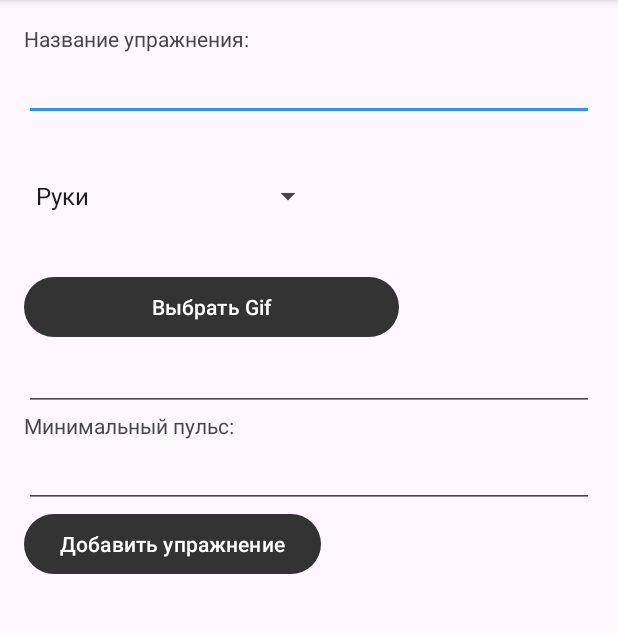
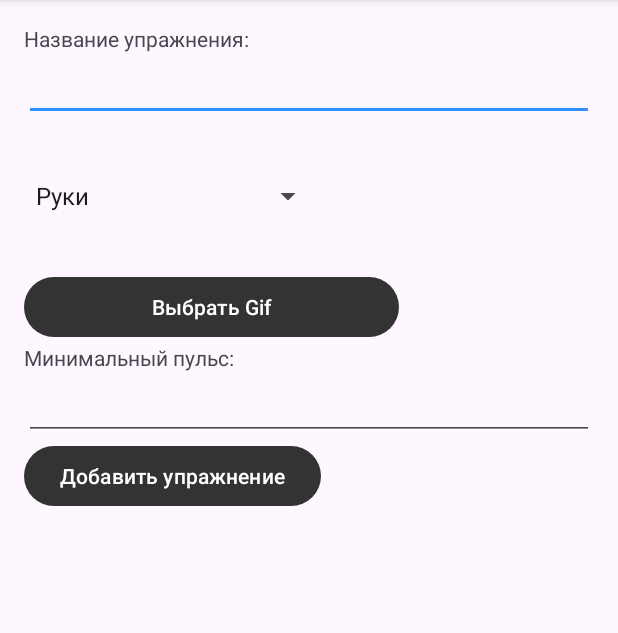
Before and after one commit to by5ya/fitness-app, an Android app: the AddExerciseActivity screen opened directly, with no data from a screen before it, after a tap on "Выбрать Gif", on a phone screen of 412 x 824 dp, the part 96-729 px from its top. Run offline under Robolectric (Android 15) with nearby library versions, the phone set to English and light mode, and no system bars.

Commit message:
exercise gifs added, data generating fixed

```diff
--- a/app/build.gradle.kts
+++ b/app/build.gradle.kts
@@ -43,5 +43,7 @@ dependencies {
     implementation(platform("com.google.firebase:firebase-bom:33.10.0"))
     implementation("com.google.firebase:firebase-analytics")
     implementation("com.google.android.gms:play-services-nearby:18.2.0")
+    implementation ("com.github.bumptech.glide:glide:4.12.0")
+    annotationProcessor ("com.github.bumptech.glide:compiler:4.12.0")
 
 }
--- a/app/src/main/AndroidManifest.xml
+++ b/app/src/main/AndroidManifest.xml
@@ -26,7 +26,7 @@
         android:theme="@style/Theme.Fitnessapp"
         tools:targetApi="tiramisu">
         <activity
-            android:name=".LoginActivity"
+            android:name=".MainActivity"
             android:exported="true">
             <intent-filter>
                 <action android:name="android.intent.action.MAIN" />
@@ -40,13 +40,13 @@
             android:name=".DoingExercise"
             android:exported="false"/>
         <activity
-            android:name=".MainActivity"
+            android:name=".ExerciseListActivity"
             android:exported="false"/>
         <activity
             android:name=".AddExerciseActivity"
             android:exported="false"/>
         <activity
-            android:name=".ExerciseListActivity"
+            android:name=".LoginActivity"
             android:exported="false"/>
     </application>
 
--- a/app/src/main/java/com/example/fitness_app/AddExerciseActivity.java
+++ b/app/src/main/java/com/example/fitness_app/AddExerciseActivity.java
@@ -1,8 +1,10 @@
 package com.example.fitness_app;
 
+import android.content.Context;
 import android.content.Intent;
 import android.graphics.Bitmap;
 import android.graphics.BitmapFactory;
+import android.media.MediaScannerConnection;
 import android.net.Uri;
 import android.os.Bundle;
 import android.provider.MediaStore;
@@ -24,7 +26,7 @@ import java.io.InputStream;
 
 public class AddExerciseActivity extends AppCompatActivity {
 
-    private EditText editTextName, editTextMinPulse, editTextGifPath;
+    private EditText editTextName, editTextMinPulse;
     private static final int PICK_IMAGE_REQUEST = 1;
     private Button buttonAddExercise, buttonChooseGif;
     private DatabaseHelper dbHelper;
@@ -47,7 +49,6 @@ public class AddExerciseActivity extends AppCompatActivity {
         editTextName = findViewById(R.id.editTextName);
         buttonChooseGif = findViewById(R.id.buttonChooseGif);
         editTextMinPulse = findViewById(R.id.editTextMinPulse);
-        editTextGifPath = findViewById(R.id.editTextGifPath);
         buttonAddExercise = findViewById(R.id.buttonAddExercise);
 
         dbHelper = new DatabaseHelper(this);
@@ -97,12 +98,14 @@ public class AddExerciseActivity extends AppCompatActivity {
             }
         });
     }
+
     private void openGallery() {
-        Intent intent = new Intent(Intent.ACTION_PICK, MediaStore.Images.Media.EXTERNAL_CONTENT_URI);
+        // Открываем галерею для выбора GIF-файлов
+        Intent intent = new Intent(Intent.ACTION_GET_CONTENT);
         intent.setType("image/gif"); // Устанавливаем MIME-тип для выбора только GIF
+        intent.addCategory(Intent.CATEGORY_OPENABLE);
         startActivityForResult(intent, PICK_IMAGE_REQUEST);
     }
-
     @Override
     protected void onActivityResult(int requestCode, int resultCode, Intent data) {
         super.onActivityResult(requestCode, resultCode, data);
@@ -112,12 +115,6 @@ public class AddExerciseActivity extends AppCompatActivity {
             if (selectedImageUri != null) {
                 // Сохраняем GIF в внутреннее хранилище
                 String gifPath = saveGifToInternalStorage(selectedImageUri);
-                if (gifPath != null) {
-                    // Устанавливаем путь к GIF в EditText
-                    editTextGifPath.setText(gifPath);
-                } else {
-                    Log.e(TAG, "Failed to save GIF");
-                }
             } else {
                 Log.e(TAG, "Selected GIF URI is null");
             }
@@ -151,4 +148,14 @@ public class AddExerciseActivity extends AppCompatActivity {
             return null;
         }
     }
+    public void updateMediaDatabase(Context context, String filePath) {
+        MediaScannerConnection.scanFile(context, new String[]{filePath}, null, new MediaScannerConnection.OnScanCompletedListener() {
+            @Override
+            public void onScanCompleted(String path, Uri uri) {
+                // Здесь вы можете обработать результат сканирования, если это необходимо
+                Log.i("MediaScanner", "Scanned " + path + ":");
+                Log.i("MediaScanner", "-> uri=" + uri);
+            }
+        });
+    }
 }
--- a/app/src/main/res/layout/add_exercise.xml
+++ b/app/src/main/res/layout/add_exercise.xml
@@ -25,11 +25,7 @@
         android:layout_width="250dp"
         android:layout_height="wrap_content"
         android:text="Выбрать Gif" />
-    <EditText
-        android:id="@+id/editTextGifPath"
-        android:layout_width="match_parent"
-        android:layout_height="wrap_content">
-    </EditText>
+
 
     <TextView
         android:layout_width="wrap_content"
--- a/app/src/main/res/layout/doing_exercise.xml
+++ b/app/src/main/res/layout/doing_exercise.xml
@@ -12,6 +12,11 @@
         android:layout_height="wrap_content"
         android:textSize="24sp"
         android:textStyle="bold" />
+    <ImageView
+        android:id="@+id/imageViewDoExercise"
+        android:layout_width="400px"
+        android:layout_height="500px">
+    </ImageView>
 
 
     <TextView
```
Also changed, not shown: app/src/main/java/com/example/fitness_app/DoingExercise.java (+14 -0 lines), app/src/main/java/com/example/fitness_app/MockFitbitDevice.java (+7 -0 lines).
